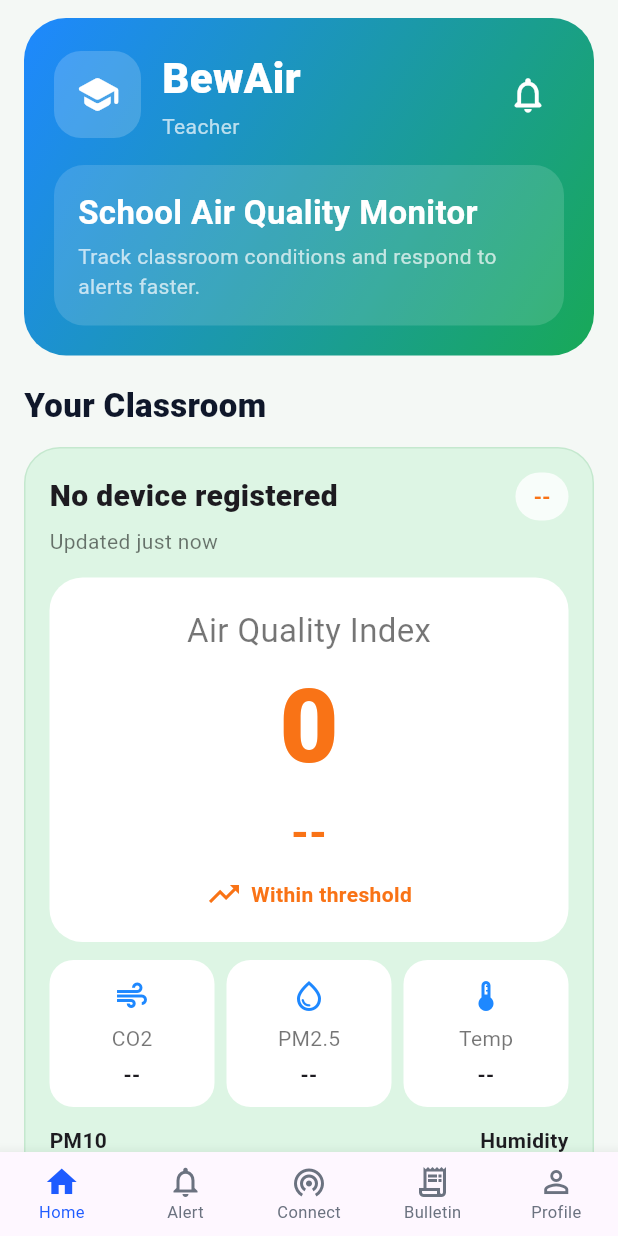
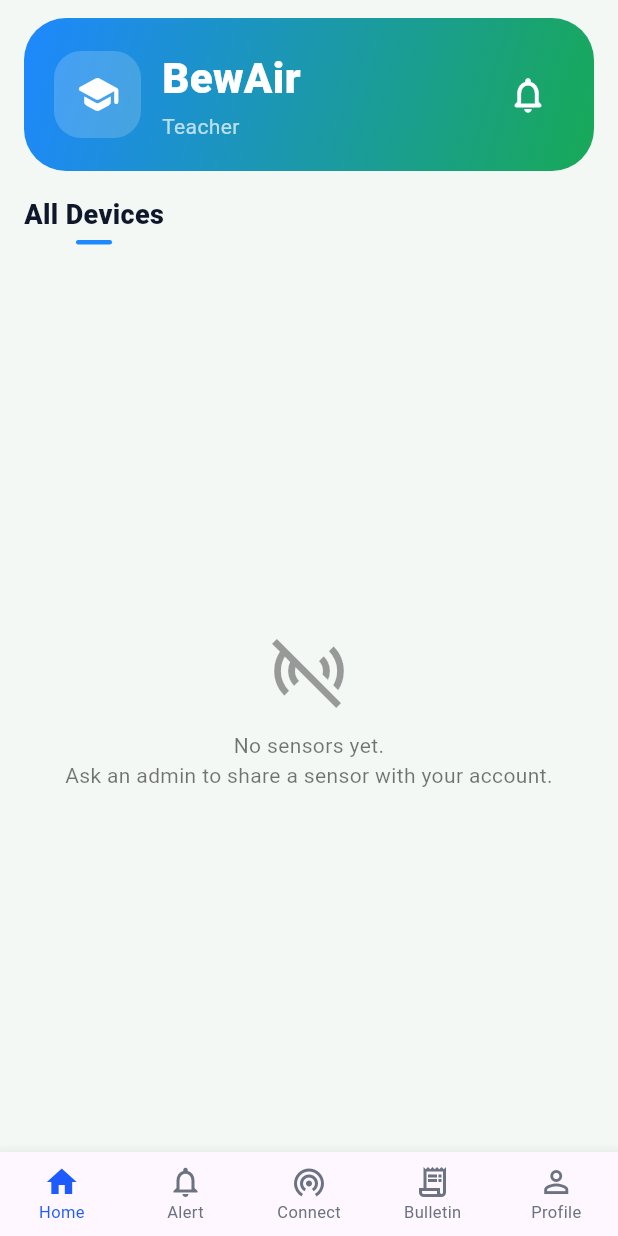
Before and after one commit to ChrstphrAngelo/vortex5-capstone, a Flutter app: the MainShell screen opened directly, on a phone screen of 412 x 824 dp. Run offline on Flutter 3.47's test engine with Material 3 defaults, Android fonts, the phone set to English and light mode, and no system bars; our stand-ins replace shared_preferences; accounts and stored records are empty; network calls fail.

```diff
--- a/mobile/lib/app_state.dart
+++ b/mobile/lib/app_state.dart
@@ -69,6 +69,19 @@
   String get activeSensorRoom => activeSensor.room;
 
   SensorReadings? get _activeReading => _readingsBySensorId[_activeSensorId];
+
+  /// Public lookup so widgets can show per-device data without changing the active sensor.
+  SensorReadings? readingFor(String sensorId) => _readingsBySensorId[sensorId];
+
+  /// Unique room names from the user's sensors, alphabetically sorted.
+  List<String> get rooms {
+    final set = <String>{};
+    for (final s in _sensors) {
+      if (s.room.trim().isNotEmpty) set.add(s.room.trim());
+    }
+    final list = set.toList()..sort();
+    return list;
+  }
 
   String get co2          => _fmt(_activeReading?.co2,           1, ' ppm', 0);
   String get pm1          => _fmt(_activeReading?.pm1,           1, ' µg/m³', 1);
--- a/mobile/lib/pages/home_page.dart
+++ b/mobile/lib/pages/home_page.dart
@@ -1,6 +1,7 @@
 import 'package:flutter/material.dart';
 import 'package:vortex5_application_2/app_state.dart';
-import 'package:vortex5_application_2/models/alert_item.dart';
+import 'package:vortex5_application_2/models/sensor_device.dart';
+import 'package:vortex5_application_2/pages/device_detail_page.dart';
 import '../models/user_session.dart';
 
 class HomePage extends StatefulWidget {
@@ -18,6 +19,9 @@
 }
 
 class _HomePageState extends State<HomePage> {
+  /// 'all' = show all devices, otherwise the room name to filter by.
+  String _selectedRoom = 'all';
+
   @override
   void initState() {
     super.initState();
@@ -55,51 +59,48 @@
     );
   }
 
+  List<SensorDevice> get _filteredSensors {
+    final all = widget.appState.sensors;
+    if (_selectedRoom == 'all') return all;
+    return all.where((s) => s.room.trim() == _selectedRoom).toList();
+  }
+
+  void _openDevice(SensorDevice sensor) {
+    Navigator.of(context).push(
+      MaterialPageRoute(
+        builder: (_) => DeviceDetailPage(
+          appState: widget.appState,
+          sensorId: sensor.id,
+        ),
+      ),
+    );
+  }
+
   @override
   Widget build(BuildContext context) {
     return Scaffold(
       backgroundColor: const Color(0xFFF4F8F5),
       body: SafeArea(
         bottom: false,
-        child: SingleChildScrollView(
-          padding: const EdgeInsets.fromLTRB(16, 12, 16, 24),
         child: Column(
-            crossAxisAlignment: CrossAxisAlignment.start,
           children: [
-              _header(),
-              const SizedBox(height: 18),
-              const Text(
-                'Your Classroom',
-                style: TextStyle(
-                  fontSize: 22,
-                  fontWeight: FontWeight.w800,
-                  color: Color(0xFF0F172A),
+            Padding(
+              padding: const EdgeInsets.fromLTRB(16, 12, 16, 0),
+              child: _header(),
             ),
+            const SizedBox(height: 16),
+            _roomTabs(),
+            const SizedBox(height: 12),
+            Expanded(
+              child: _deviceGrid(),
             ),
-              const SizedBox(height: 12),
-              _classroomCard(),
-              const SizedBox(height: 18),
-              if (widget.appState.alerts.isNotEmpty) ...[
-                const Text(
-                  'Latest Alerts',
-                  style: TextStyle(
-                    fontSize: 18,
-                    fontWeight: FontWeight.w800,
-                    color: Color(0xFF0F172A),
-                  ),
-                ),
-                const SizedBox(height: 10),
-                ...widget.appState.alerts.take(2).map(_alertCard),
-                const SizedBox(height: 18),
           ],
-              _tipCard(),
-            ],
-          ),
         ),
       ),
     );
   }
 
+  // ======== Header (gradient) ========
   Widget _header() {
     const brandBlue = Color(0xFF1E88FF);
     const brandGreen = Color(0xFF18A957);
@@ -115,9 +116,7 @@
           end: Alignment.bottomRight,
         ),
       ),
-      child: Column(
-        children: [
-          Row(
+      child: Row(
         children: [
           Container(
             width: 58,
@@ -194,211 +193,77 @@
           ),
         ],
       ),
-          const SizedBox(height: 16),
-          Container(
-            width: double.infinity,
-            padding: const EdgeInsets.all(16),
-            decoration: BoxDecoration(
-              color: Colors.white.withValues(alpha: 0.14),
-              borderRadius: BorderRadius.circular(20),
-            ),
-            child: const Column(
-              crossAxisAlignment: CrossAxisAlignment.start,
+    );
+  }
+
+  // ======== Room filter tabs ========
+  Widget _roomTabs() {
+    final rooms = widget.appState.rooms;
+    final tabs = <String>['all', ...rooms];
+
+    return SizedBox(
+      height: 36,
+      child: ListView.separated(
+        scrollDirection: Axis.horizontal,
+        padding: const EdgeInsets.symmetric(horizontal: 16),
+        itemCount: tabs.length,
+        separatorBuilder: (_, _) => const SizedBox(width: 18),
+        itemBuilder: (ctx, i) {
+          final tab = tabs[i];
+          final isSelected = _selectedRoom == tab;
+          final label = tab == 'all' ? 'All Devices' : tab;
+          return GestureDetector(
+            onTap: () => setState(() => _selectedRoom = tab),
+            child: Column(
+              mainAxisSize: MainAxisSize.min,
               children: [
                 Text(
-                  'School Air Quality Monitor',
+                  label,
                   style: TextStyle(
-                    color: Colors.white,
-                    fontSize: 22,
-                    fontWeight: FontWeight.w700,
+                    fontSize: isSelected ? 18 : 16,
+                    fontWeight: isSelected ? FontWeight.w800 : FontWeight.w500,
+                    color: isSelected
+                        ? const Color(0xFF0F172A)
+                        : const Color(0xFF64748B),
                   ),
                 ),
-                SizedBox(height: 4),
-                Text(
-                  'Track classroom conditions and respond to alerts faster.',
-                  style: TextStyle(color: Colors.white70),
-                ),
-              ],
+                const SizedBox(height: 4),
+                if (isSelected)
+                  Container(
+                    height: 3,
+                    width: 24,
+                    decoration: BoxDecoration(
+                      color: const Color(0xFF1E88FF),
+                      borderRadius: BorderRadius.circular(2),
                     ),
                   ),
               ],
             ),
           );
-  }
-
-  Widget _classroomCard() {
-    final statusColor = widget.appState.aqiLabel == 'Good'
-        ? const Color(0xFF0A9A40)
-        : const Color(0xFFF97316);
-    final trendIcon = widget.appState.aqi <= widget.appState.aqiThreshold
-        ? Icons.trending_up
-        : Icons.trending_down;
-    final trendText = widget.appState.aqi <= widget.appState.aqiThreshold
-        ? 'Within threshold'
-        : 'Above threshold';
-
-    return Container(
-      width: double.infinity,
-      padding: const EdgeInsets.all(16),
-      decoration: BoxDecoration(
-        color: const Color(0xFFDDF5E4),
-        borderRadius: BorderRadius.circular(24),
-        border: Border.all(color: const Color(0xFFC4E8CE)),
-      ),
-      child: Column(
-        crossAxisAlignment: CrossAxisAlignment.start,
-        children: [
-          Row(
-            children: [
-              Text(
-                widget.appState.activeSensorRoom == 'Room 1'
-                    ? 'Room 101'
-                    : widget.appState.activeSensorRoom,
-                style: const TextStyle(
-                  fontSize: 20,
-                  fontWeight: FontWeight.w800,
-                ),
-              ),
-              const Spacer(),
-              Container(
-                padding: const EdgeInsets.symmetric(
-                  horizontal: 12,
-                  vertical: 6,
-                ),
-                decoration: BoxDecoration(
-                  color: Colors.white.withValues(alpha: 0.8),
-                  borderRadius: BorderRadius.circular(18),
-                ),
-                child: Text(
-                  widget.appState.aqiLabel == 'Good'
-                      ? 'Good'
-                      : widget.appState.aqiLabel,
-                  style: TextStyle(
-                    color: statusColor,
-                    fontWeight: FontWeight.w700,
-                  ),
-                ),
-              ),
-            ],
-          ),
-          const SizedBox(height: 4),
-          Text(
-            'Updated ${_timeAgo(widget.appState.lastUpdated)}',
-            style: const TextStyle(color: Colors.black54),
-          ),
-          const SizedBox(height: 14),
-          Container(
-            width: double.infinity,
-            padding: const EdgeInsets.symmetric(vertical: 20),
-            decoration: BoxDecoration(
-              color: Colors.white,
-              borderRadius: BorderRadius.circular(22),
-            ),
-            child: Column(
-              children: [
-                const Text(
-                  'Air Quality Index',
-                  style: TextStyle(color: Colors.black54, fontSize: 22),
-                ),
-                Text(
-                  '${widget.appState.aqi}',
-                  style: TextStyle(
-                    color: statusColor,
-                    fontSize: 68,
-                    fontWeight: FontWeight.w800,
-                  ),
-                ),
-                Text(
-                  widget.appState.aqiLabel == 'Good'
-                      ? 'Good'
-                      : widget.appState.aqiLabel,
-                  style: TextStyle(
-                    color: statusColor,
-                    fontSize: 30,
-                    fontWeight: FontWeight.w700,
-                  ),
-                ),
-                const SizedBox(height: 8),
-                Row(
-                  mainAxisAlignment: MainAxisAlignment.center,
-                  children: [
-                    Icon(trendIcon, color: statusColor),
-                    const SizedBox(width: 6),
-                    Text(
-                      trendText,
-                      style: TextStyle(
-                        color: statusColor,
-                        fontWeight: FontWeight.w600,
-                      ),
-                    ),
-                  ],
-                ),
-              ],
-            ),
-          ),
-          const SizedBox(height: 12),
-          Row(
-            children: [
-              _metric(
-                icon: Icons.air,
-                label: 'CO2',
-                value: widget.appState.co2,
-              ),
-              const SizedBox(width: 8),
-              _metric(
-                icon: Icons.water_drop_outlined,
-                label: 'PM2.5',
-                value: widget.appState.pm25,
-              ),
-              const SizedBox(width: 8),
-              _metric(
-                icon: Icons.device_thermostat,
-                label: 'Temp',
-                value: widget.appState.temp,
-              ),
-            ],
-          ),
-          const SizedBox(height: 12),
-          Row(
-            children: [
-              Text(
-                'PM10\n${widget.appState.pm10}',
-                style: const TextStyle(fontWeight: FontWeight.w700),
-              ),
-              const Spacer(),
-              Text(
-                'Humidity\n${widget.appState.humidity}',
-                style: const TextStyle(fontWeight: FontWeight.w700),
-              ),
-            ],
-          ),
-        ],
+        },
       ),
     );
   }
 
-  Widget _metric({
-    required IconData icon,
-    required String label,
-    required String value,
-  }) {
-    return Expanded(
-      child: Container(
-        padding: const EdgeInsets.symmetric(vertical: 12),
-        decoration: BoxDecoration(
-          color: Colors.white,
-          borderRadius: BorderRadius.circular(16),
-        ),
+  // ======== 2-column device grid ========
+  Widget _deviceGrid() {
+    final sensors = _filteredSensors;
+
+    if (sensors.isEmpty) {
+      return Center(
+        child: Padding(
+          padding: const EdgeInsets.all(24),
           child: Column(
+            mainAxisSize: MainAxisSize.min,
             children: [
-            Icon(icon, color: const Color(0xFF1E88FF)),
-            const SizedBox(height: 6),
-            Text(label, style: const TextStyle(color: Colors.black54)),
-            const SizedBox(height: 4),
+              const Icon(Icons.sensors_off, size: 56, color: Colors.black38),
+              const SizedBox(height: 12),
               Text(
-              value,
+                widget.appState.sensors.isEmpty
+                    ? 'No sensors yet.\nAsk an admin to share a sensor with your account.'
+                    : 'No sensors in this room.',
                 textAlign: TextAlign.center,
-              style: const TextStyle(fontWeight: FontWeight.w700),
+                style: const TextStyle(color: Colors.black54),
               ),
             ],
           ),
@@ -406,60 +271,112 @@
       );
     }
 
-  Widget _alertCard(AlertItem alert) {
-    return Container(
-      margin: const EdgeInsets.only(bottom: 10),
+    return GridView.builder(
+      padding: const EdgeInsets.fromLTRB(16, 4, 16, 24),
+      itemCount: sensors.length,
+      gridDelegate: const SliverGridDelegateWithFixedCrossAxisCount(
+        crossAxisCount: 2,
+        crossAxisSpacing: 12,
+        mainAxisSpacing: 12,
+        childAspectRatio: 1.05,
+      ),
+      itemBuilder: (ctx, i) => _deviceCard(sensors[i]),
+    );
+  }
+
+  Widget _deviceCard(SensorDevice sensor) {
+    final reading = widget.appState.readingFor(sensor.id);
+
+    final String badgeText;
+    final Color badgeBg;
+    final Color badgeFg;
+    switch (sensor.status) {
+      case SensorStatus.active:
+        badgeText = 'Active';
+        badgeBg = const Color(0xFFE7F9EC);
+        badgeFg = const Color(0xFF0A9A40);
+      case SensorStatus.available:
+        badgeText = 'No Data';
+        badgeBg = const Color(0xFFFFF7ED);
+        badgeFg = const Color(0xFFD97706);
+      case SensorStatus.offline:
+        badgeText = 'Inactive';
+        badgeBg = const Color(0xFFFFEAEA);
+        badgeFg = const Color(0xFFDC2626);
+    }
+
+    return InkWell(
+      onTap: () => _openDevice(sensor),
+      borderRadius: BorderRadius.circular(18),
+      child: Container(
         padding: const EdgeInsets.all(14),
         decoration: BoxDecoration(
-        color: alert.isRead ? Colors.white : const Color(0xFFEFF6FF),
+          color: Colors.white,
           borderRadius: BorderRadius.circular(18),
-        border: Border.all(
-          color: alert.isRead
-              ? const Color(0xFFD7E2E8)
-              : const Color(0xFF93C5FD),
-        ),
+          border: Border.all(color: const Color(0xFFE2E8F0)),
         ),
         child: Column(
           crossAxisAlignment: CrossAxisAlignment.start,
           children: [
-          Text(
-            alert.title,
-            style: const TextStyle(fontSize: 16, fontWeight: FontWeight.w800),
+            Row(
+              children: [
+                Container(
+                  width: 38,
+                  height: 38,
+                  decoration: BoxDecoration(
+                    gradient: const LinearGradient(
+                      colors: [Color(0xFF4F83FF), Color(0xFF8B2CF5)],
                     ),
-          const SizedBox(height: 6),
-          Text(alert.message),
-          const SizedBox(height: 8),
-          Text(
-            _timeAgo(alert.createdAt),
-            style: const TextStyle(color: Colors.black54),
+                    borderRadius: BorderRadius.circular(12),
+                  ),
+                  child: const Icon(Icons.sensors, color: Colors.white, size: 22),
+                ),
+                const Spacer(),
+                Container(
+                  padding: const EdgeInsets.symmetric(horizontal: 8, vertical: 3),
+                  decoration: BoxDecoration(
+                    color: badgeBg,
+                    borderRadius: BorderRadius.circular(10),
+                  ),
+                  child: Text(
+                    badgeText,
+                    style: TextStyle(
+                      color: badgeFg,
+                      fontWeight: FontWeight.w700,
+                      fontSize: 11,
+                    ),
+                  ),
                 ),
               ],
             ),
-    );
-  }
-
-  Widget _tipCard() {
-    return Container(
-      width: double.infinity,
-      padding: const EdgeInsets.all(16),
-      decoration: BoxDecoration(
-        color: Colors.white,
-        borderRadius: BorderRadius.circular(22),
-        border: Border.all(color: const Color(0xFFDCE7DF)),
+            const Spacer(),
+            Text(
+              sensor.name.isEmpty ? sensor.id : sensor.name,
+              maxLines: 1,
+              overflow: TextOverflow.ellipsis,
+              style: const TextStyle(
+                fontSize: 18,
+                fontWeight: FontWeight.w800,
+                color: Color(0xFF0F172A),
               ),
-      child: const Column(
-        crossAxisAlignment: CrossAxisAlignment.start,
-        children: [
+            ),
+            const SizedBox(height: 2),
             Text(
-            'Classroom Tip',
-            style: TextStyle(fontSize: 16, fontWeight: FontWeight.w800),
+              sensor.room.isEmpty ? '—' : sensor.room,
+              maxLines: 1,
+              overflow: TextOverflow.ellipsis,
+              style: const TextStyle(color: Colors.black54),
             ),
-          SizedBox(height: 8),
+            const SizedBox(height: 6),
             Text(
-            'Keep doors and windows open during class breaks to maintain better air circulation.',
-            style: TextStyle(color: Color(0xFF475569), height: 1.4),
+              reading == null ? 'AQI: --' : 'AQI: ${reading.aqi}',
+              style: const TextStyle(
+                fontWeight: FontWeight.w700,
+                color: Color(0xFF1E88FF),
+              ),
             ),
           ],
+        ),
       ),
     );
   }
@@ -470,12 +387,4 @@
     final name = '${u.firstName} ${u.lastName}'.trim();
     return name.isEmpty ? 'Teacher' : name;
   }
-
-  String _timeAgo(DateTime dateTime) {
-    final diff = DateTime.now().difference(dateTime);
-    if (diff.inMinutes < 1) return 'just now';
-    if (diff.inHours < 1) return '${diff.inMinutes} min ago';
-    if (diff.inDays < 1) return '${diff.inHours} hr ago';
-    return '${diff.inDays} day ago';
 }
-}
```
Also changed, not shown: mobile/lib/pages/device_detail_page.dart (added, +282 -0 lines), 5 other files. Lines whose indentation alone changed are shown as unchanged.
